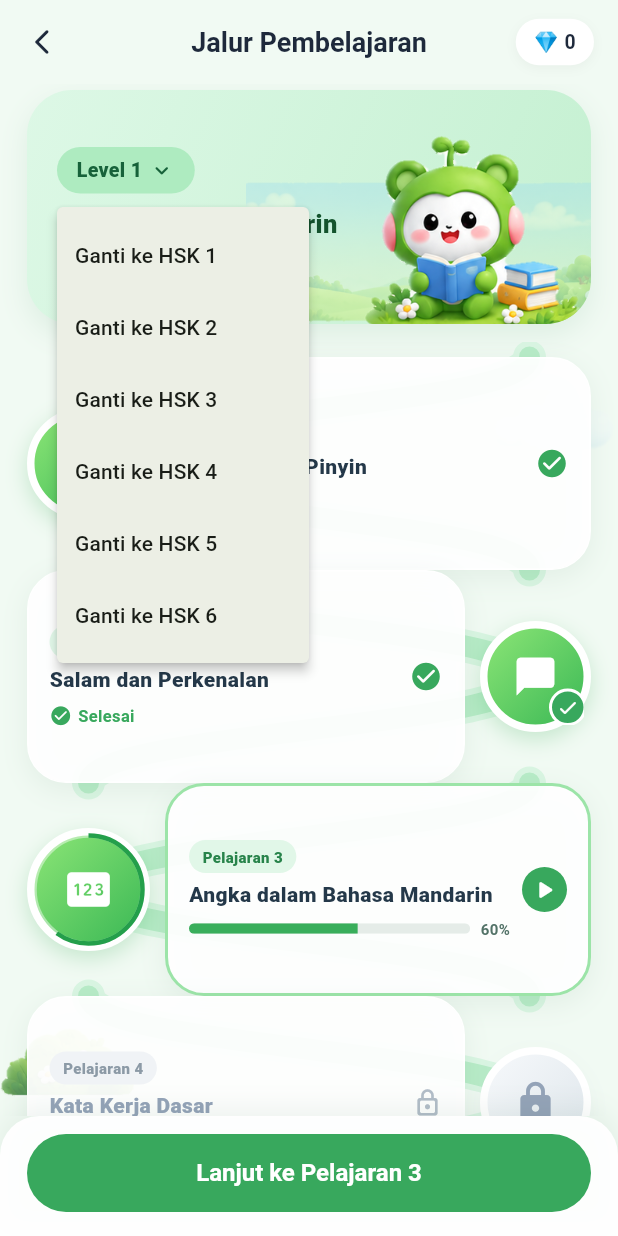
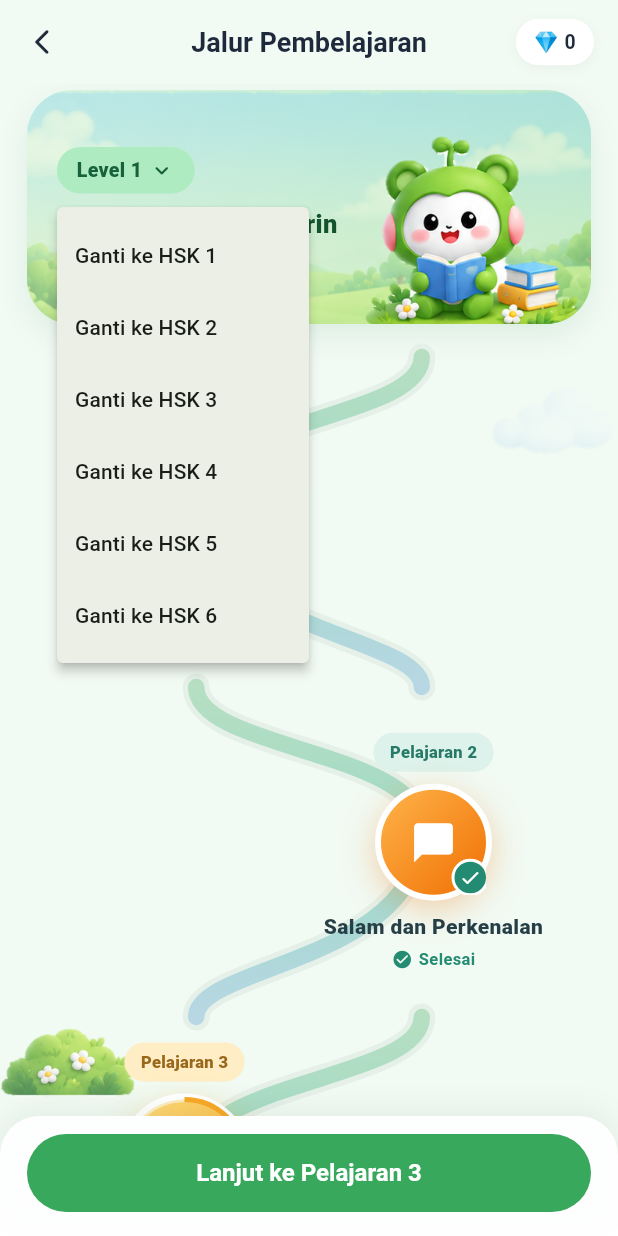
Before and after one commit to Serenalunaa8/mandarin-learning-app, a Flutter app: the LessonPathScreen screen opened directly, after a tap on an icon or button, on a phone screen of 412 x 824 dp. Run offline on Flutter 3.47's test engine with Material 3 defaults, Android fonts, the phone set to English and light mode, and no system bars; our stand-ins replace flutter_local_notifications, flutter_map, flutter_tts, geolocator, image_picker, latlong2 and 8 more; accounts and stored records are empty.

Commit message:
style : update ui jalur pembelajaran

```diff
--- a/mandarin_learning/lib/screens/lesson/lesson_path_screen.dart
+++ b/mandarin_learning/lib/screens/lesson/lesson_path_screen.dart
@@ -2,7 +2,6 @@ import 'package:flutter/material.dart';
 import 'package:provider/provider.dart';
 
 import '../../core/constants/app_colors.dart';
-import '../../models/vocabulary_model.dart';
 import '../../providers/auth_provider.dart';
 import '../../providers/vocabulary_provider.dart';
 import 'vocabulary_detail_screen.dart';
@@ -246,7 +245,7 @@ class LessonPathScreen extends StatelessWidget {
               clipBehavior: Clip.antiAlias,
               decoration: BoxDecoration(
                 gradient: const LinearGradient(
-                  colors: [Color(0xFFDDF8E6), Color(0xFFC4F0D1)],
+                  colors: [Color(0xFFD8F4DF), Color(0xFFB8E8C5)],
                   begin: Alignment.topLeft,
                   end: Alignment.bottomRight,
                 ),
@@ -262,12 +261,12 @@ class LessonPathScreen extends StatelessWidget {
               child: Stack(
                 children: [
                   Positioned(
-                    right: 0,
-                    bottom: 0,
-                    width: 230,
-                    height: 95,
+                    left: -20,
+                    right: -20,
+                    bottom: -10,
+                    top: 0,
                     child: Opacity(
-                      opacity: 0.34,
+                      opacity: 0.45,
                       child: Image.asset(
                         'assets/image/beranda/bg_siang.png',
                         fit: BoxFit.cover,
@@ -392,7 +391,6 @@ class LessonPathScreen extends StatelessWidget {
                         title: title,
                         status: status,
                         progress: progress,
-                        vocabItems: units[unitNum] ?? [],
                         reverse: index.isOdd,
                         onTap: () {
                           if (status == 'locked') {
@@ -486,7 +484,6 @@ class LessonPathScreen extends StatelessWidget {
     required String title,
     required String status,
     double? progress,
-    required List<VocabularyItem> vocabItems,
     required bool reverse,
     required VoidCallback onTap,
   }) {
@@ -501,28 +498,37 @@ class LessonPathScreen extends StatelessWidget {
         : unitNum == 2
         ? Icons.chat_bubble_rounded
         : Icons.pin_rounded;
+    const nodePalettes = [
+      [Color(0xFFB39DDB), Color(0xFF673AB7)],
+      [Color(0xFFFFB74D), Color(0xFFEF6C00)],
+      [Color(0xFFFFE082), Color(0xFFF9A825)],
+      [Color(0xFF81D4FA), Color(0xFF0288D1)],
+      [Color(0xFFF48FB1), Color(0xFFC2185B)],
+      [Color(0xFF80CBC4), Color(0xFF00897B)],
+    ];
+    final nodeGradientColors = isLocked
+        ? const [Color(0xFFDCE5E8), Color(0xFF9EAFB8)]
+        : nodePalettes[(unitNum - 1) % nodePalettes.length];
     final nodeColor = isLocked
-        ? const Color(0xFFB6C1CA)
-        : const Color(0xFF37A853);
-    final nodeSize = isActive ? 82.0 : 74.0;
-    final leadingIcon = Container(
+        ? const Color(0xFF8B9BA6)
+        : nodeGradientColors.last;
+    final nodeSize = isActive ? 88.0 : 78.0;
+    final node = Container(
       width: nodeSize,
       height: nodeSize,
       decoration: BoxDecoration(
         shape: BoxShape.circle,
         gradient: LinearGradient(
-          colors: isLocked
-              ? const [Color(0xFFF8FAFC), Color(0xFFDCE4EA)]
-              : const [Color(0xFF91E878), Color(0xFF35B553)],
+          colors: nodeGradientColors,
           begin: Alignment.topLeft,
           end: Alignment.bottomRight,
         ),
-        border: Border.all(color: Colors.white, width: 5),
+        border: Border.all(color: Colors.white, width: 4),
         boxShadow: [
           BoxShadow(
-            color: nodeColor.withValues(alpha: isLocked ? 0.12 : 0.24),
-            blurRadius: 12,
-            offset: const Offset(0, 5),
+            color: nodeColor.withValues(alpha: isLocked ? 0.12 : 0.3),
+            blurRadius: 18,
+            offset: const Offset(0, 6),
           ),
         ],
       ),
@@ -535,17 +541,15 @@ class LessonPathScreen extends StatelessWidget {
               height: nodeSize,
               child: CircularProgressIndicator(
                 value: progress ?? 0,
-                strokeWidth: 3,
-                backgroundColor: Colors.white.withValues(alpha: 0.45),
-                valueColor: const AlwaysStoppedAnimation<Color>(
-                  Color(0xFF249F4B),
-                ),
+                strokeWidth: 3.5,
+                backgroundColor: Colors.white.withValues(alpha: 0.55),
+                valueColor: AlwaysStoppedAnimation<Color>(nodeColor),
               ),
             ),
           Icon(
             icon,
-            color: isLocked ? const Color(0xFF94A3B8) : Colors.white,
-            size: isActive ? 34 : 30,
+            color: isLocked ? const Color(0xFFF8FAFC) : Colors.white,
+            size: isActive ? 36 : 31,
           ),
           if (isCompleted)
             Positioned(
@@ -554,7 +558,7 @@ class LessonPathScreen extends StatelessWidget {
               child: Container(
                 padding: const EdgeInsets.all(3),
                 decoration: const BoxDecoration(
-                  color: Color(0xFF38A85D),
+                  color: Color(0xFF238B72),
                   shape: BoxShape.circle,
                   border: Border.fromBorderSide(
                     BorderSide(color: Colors.white, width: 2),
@@ -588,89 +592,112 @@ class LessonPathScreen extends StatelessWidget {
       ),
     );
 
-    Widget trailing;
-    if (isCompleted) {
-      trailing = const Icon(
+    final statusLabel = isCompleted
+        ? const Row(
+            mainAxisSize: MainAxisSize.min,
+            children: [
+              Icon(
                 Icons.check_circle_rounded,
-        color: Color(0xFF38A85D),
-        size: 22,
-      );
-    } else if (isActive) {
-      trailing = Container(
-        width: 30,
-        height: 30,
-        decoration: const BoxDecoration(
-          color: Color(0xFF38A85D),
-          shape: BoxShape.circle,
+                color: Color(0xFF258B72),
+                size: 14,
               ),
-        child: const Icon(
-          Icons.play_arrow_rounded,
-          color: Colors.white,
-          size: 20,
+              SizedBox(width: 4),
+              Text(
+                'Selesai',
+                style: TextStyle(
+                  fontSize: 11,
+                  color: Color(0xFF258B72),
+                  fontWeight: FontWeight.bold,
                 ),
-      );
-    } else {
-      trailing = const Icon(
-        Icons.lock_outline_rounded,
-        color: Color(0xFFB2BDC8),
-        size: 20,
-      );
-    }
-
-    final card = Container(
-      constraints: const BoxConstraints(minHeight: 112),
-      decoration: BoxDecoration(
-        color: Colors.white.withValues(alpha: 0.94),
-        borderRadius: BorderRadius.circular(26),
-        border: Border.all(
-          color: isActive ? const Color(0xFF9CE4A8) : Colors.white,
-          width: isActive ? 2 : 1,
-        ),
-        boxShadow: [
-          BoxShadow(
-            color: const Color(0xFF306B46).withValues(alpha: 0.08),
-            blurRadius: 15,
-            offset: const Offset(0, 5),
               ),
             ],
+          )
+        : isActive && progress != null
+        ? Row(
+            mainAxisSize: MainAxisSize.min,
+            children: [
+              const Icon(
+                Icons.auto_awesome_rounded,
+                color: Color(0xFFD28A24),
+                size: 14,
               ),
+              const SizedBox(width: 4),
+              Text(
+                '${(progress * 100).toInt()}% selesai',
+                style: const TextStyle(
+                  fontSize: 11,
+                  color: Color(0xFF9B6B22),
+                  fontWeight: FontWeight.bold,
+                ),
+              ),
+            ],
+          )
+        : isLocked
+        ? const Row(
+            mainAxisSize: MainAxisSize.min,
+            children: [
+              Icon(Icons.lock_rounded, color: Color(0xFF80919C), size: 13),
+              SizedBox(width: 4),
+              Text(
+                'Terkunci',
+                style: TextStyle(
+                  fontSize: 11,
+                  color: Color(0xFF80919C),
+                  fontWeight: FontWeight.bold,
+                ),
+              ),
+            ],
+          )
+        : null;
+
+    final lessonLabelColor = isLocked
+        ? const Color(0xFF70828E)
+        : isActive
+        ? const Color(0xFF9A681B)
+        : const Color(0xFF287A68);
+    final lessonLabelBackground = isLocked
+        ? const Color(0xFFE8EEF0)
+        : isActive
+        ? const Color(0xFFFFEDC5)
+        : const Color(0xFFDDF2EB);
+
+    final lessonNode = SizedBox(
+      width: 210,
+      child: Material(
+        color: Colors.transparent,
         child: InkWell(
           onTap: onTap,
-        borderRadius: BorderRadius.circular(26),
+          borderRadius: BorderRadius.circular(28),
           child: Padding(
-          padding: const EdgeInsets.symmetric(horizontal: 14, vertical: 12),
-          child: Row(
-            children: [
-              Expanded(
+            padding: const EdgeInsets.symmetric(vertical: 10, horizontal: 8),
             child: Column(
-                  crossAxisAlignment: CrossAxisAlignment.start,
-                  mainAxisAlignment: MainAxisAlignment.center,
+              mainAxisSize: MainAxisSize.min,
               children: [
                 Container(
                   padding: const EdgeInsets.symmetric(
-                        horizontal: 9,
-                        vertical: 4,
+                    horizontal: 11,
+                    vertical: 5,
                   ),
                   decoration: BoxDecoration(
-                        color: isLocked
-                            ? const Color(0xFFF0F3F6)
-                            : const Color(0xFFE1F7E8),
-                        borderRadius: BorderRadius.circular(14),
+                    color: lessonLabelBackground,
+                    borderRadius: BorderRadius.circular(18),
                   ),
                   child: Text(
                     'Pelajaran $unitNum',
                     style: TextStyle(
-                          fontSize: 10,
-                          color: isLocked
-                              ? const Color(0xFF8C9AA6)
-                              : const Color(0xFF27834A),
+                      fontSize: 11,
+                      color: lessonLabelColor,
                       fontWeight: FontWeight.w800,
+                      letterSpacing: 0.2,
                     ),
                   ),
                 ),
-                    const SizedBox(height: 6),
+                const SizedBox(height: 8),
+                node,
+                const SizedBox(height: 9),
                 Text(
                   title,
+                  textAlign: TextAlign.center,
                   maxLines: 2,
                   overflow: TextOverflow.ellipsis,
                   style: TextStyle(
@@ -678,101 +705,32 @@ class LessonPathScreen extends StatelessWidget {
                     height: 1.2,
                     fontWeight: FontWeight.w800,
                     color: isLocked
-                            ? const Color(0xFF94A3B8)
-                            : const Color(0xFF243849),
+                        ? const Color(0xFF80919C)
+                        : const Color(0xFF263F47),
                   ),
                 ),
-                    const SizedBox(height: 7),
-                    if (isCompleted)
-                      const Row(
-                        children: [
-                          Icon(
-                            Icons.check_circle_rounded,
-                            color: Color(0xFF38A85D),
-                            size: 15,
-                          ),
-                          SizedBox(width: 4),
-                          Text(
-                            'Selesai',
-                            style: TextStyle(
-                              fontSize: 11,
-                              color: Color(0xFF38A85D),
-                              fontWeight: FontWeight.bold,
-                            ),
-                          ),
+                if (statusLabel != null) ...[
+                  const SizedBox(height: 5),
+                  statusLabel,
                 ],
-                      )
-                    else if (isActive && progress != null)
-                      Row(
-                        children: [
-                          Expanded(
-                            child: ClipRRect(
-                              borderRadius: BorderRadius.circular(8),
-                              child: LinearProgressIndicator(
-                                value: progress,
-                                minHeight: 7,
-                                backgroundColor: const Color(0xFFE5ECE8),
-                                valueColor: const AlwaysStoppedAnimation<Color>(
-                                  Color(0xFF39AE5B),
-                                ),
-                              ),
-                            ),
-                          ),
-                          const SizedBox(width: 7),
-                          Text(
-                            '${(progress * 100).toInt()}%',
-                            style: const TextStyle(
-                              fontSize: 10,
-                              fontWeight: FontWeight.bold,
-                              color: Color(0xFF527267),
-                            ),
-                          ),
-                        ],
-                      )
-                    else if (isLocked)
-                      const Row(
-                        children: [
-                          Icon(
-                            Icons.lock_rounded,
-                            color: Color(0xFF9AA8B4),
-                            size: 14,
-                          ),
-                          SizedBox(width: 4),
-                          Text(
-                            'Terkunci',
-                            style: TextStyle(
-                              fontSize: 11,
-                              color: Color(0xFF94A3B8),
-                              fontWeight: FontWeight.bold,
-                            ),
-                          ),
               ],
             ),
-                  ],
-                ),
-              ),
-              const SizedBox(width: 8),
-              trailing,
-            ],
           ),
         ),
       ),
     );
 
     return SizedBox(
-      height: 142,
+      height: 220,
       child: Stack(
         children: [
           Positioned.fill(
             child: CustomPaint(painter: _LessonTrailPainter(reverse: reverse)),
           ),
-          Center(
-            child: Row(
-              children: [
-                if (!reverse) ...[leadingIcon, const SizedBox(width: 10)],
-                Expanded(child: card),
-                if (reverse) ...[const SizedBox(width: 10), leadingIcon],
-              ],
+          Positioned.fill(
+            child: Align(
+              alignment: reverse ? Alignment.centerRight : Alignment.centerLeft,
+              child: lessonNode,
             ),
           ),
         ],
@@ -807,11 +765,11 @@ class _LessonTrailPainter extends CustomPainter {
 
   @override
   void paint(Canvas canvas, Size size) {
-    final nodeX = reverse ? size.width - 41 : 41.0;
-    final otherX = reverse ? 41.0 : size.width - 41;
+    final nodeX = reverse ? size.width * 0.70 : size.width * 0.30;
+    final otherX = reverse ? size.width * 0.30 : size.width * 0.70;
     final path = Path()
       ..moveTo(otherX, 0)
-      ..cubicTo(otherX, 35, nodeX, 36, nodeX, size.height / 2)
+      ..cubicTo(otherX, 42, nodeX, 42, nodeX, size.height * 0.43)
       ..cubicTo(
         nodeX,
         size.height - 36,
@@ -821,14 +779,18 @@ class _LessonTrailPainter extends CustomPainter {
         size.height,
       );
     final outline = Paint()
-      ..color = const Color(0xFFD9F5E2)
+      ..color = const Color(0xFFE5F0E8)
       ..style = PaintingStyle.stroke
-      ..strokeWidth = 22
+      ..strokeWidth = 18
       ..strokeCap = StrokeCap.round;
     final trail = Paint()
-      ..color = const Color(0xFFB7EBC7)
+      ..shader = const LinearGradient(
+        colors: [Color(0xFFB6DFC2), Color(0xFF9ED9C7), Color(0xFFB8D7E4)],
+        begin: Alignment.topCenter,
+        end: Alignment.bottomCenter,
+      ).createShader(Offset.zero & size)
       ..style = PaintingStyle.stroke
-      ..strokeWidth = 14
+      ..strokeWidth = 11
       ..strokeCap = StrokeCap.round;
     canvas.drawPath(path, outline);
     canvas.drawPath(path, trail);
```
Lines whose indentation alone changed are shown as unchanged.
